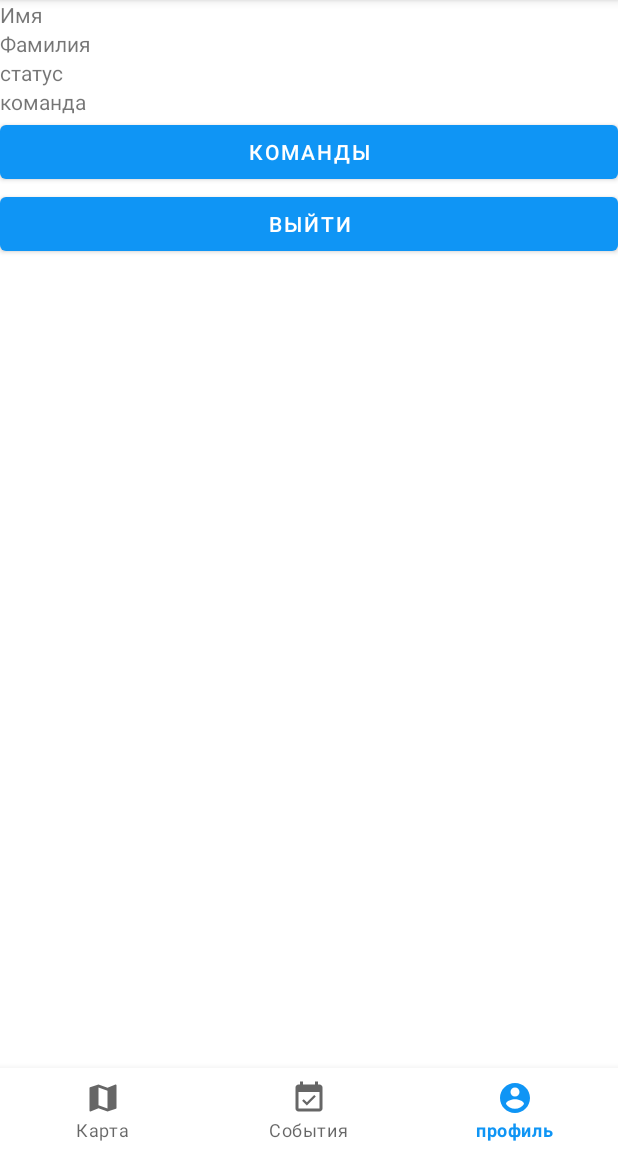
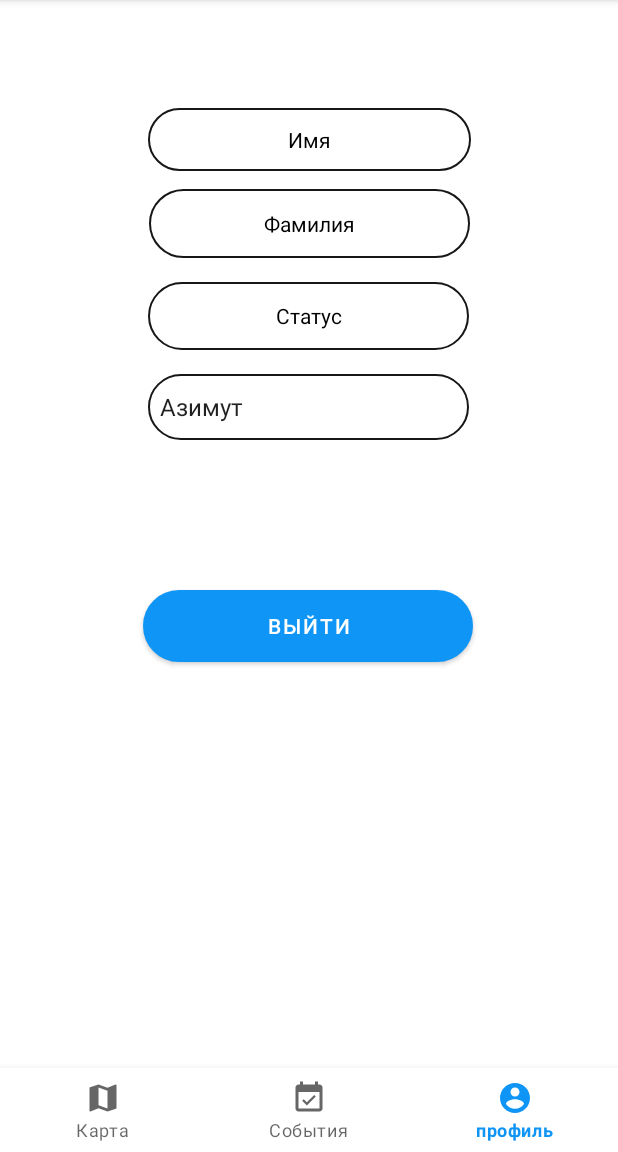
Before and after one commit to Nthcrjk/GoogleMaps, an Android app: the screen it shows after launch once a user with an empty profile is signed in (MainActivity), item 3 of the bottom bar chosen, on a phone screen of 412 x 824 dp, the part 84-1236 px from its top. Run offline under Robolectric (Android 15) with nearby library versions, the phone set to English and light mode, and no system bars; our stand-ins replace Firebase (no records; nobody signed in at launch, a user with empty details on screens opened directly); libraries missing offline, so code that uses them is left out: moxy.ktx.moxyPresenter; 1 statement that could not run was skipped.

Commit message:
Как угодно

```diff
--- a/app/build.gradle
+++ b/app/build.gradle
@@ -57,6 +57,7 @@ dependencies {
 
     implementation 'com.google.maps:google-maps-services:0.2.4'
     implementation 'com.google.android.gms:play-services-maps:17.0.1'
+    implementation 'com.google.android.gms:play-services-location:18.0.0'
 
     implementation 'org.slf4j:slf4j-nop:1.7.25'
 
--- a/app/src/main/java/com/example/googlemaps/ui/event/adapters/EventAdapter.kt
+++ b/app/src/main/java/com/example/googlemaps/ui/event/adapters/EventAdapter.kt
@@ -36,9 +36,6 @@ class EventAdapter(listener: EventAdapterListener, states: ArrayList<RoadItem>):
         holder.itemView.setOnClickListener {
             (context as BottomNavigationListener).selectTab(R.id.navigation_home, state)
         }
-        holder.deleteIcon.setOnClickListener {
-            listener.removeRoadFromDB()
-        }
     }
 
     override fun getItemCount(): Int {
@@ -47,6 +44,6 @@ class EventAdapter(listener: EventAdapterListener, states: ArrayList<RoadItem>):
 
     class ViewHolder(itemView: View): RecyclerView.ViewHolder(itemView){
         val nameOfEvent: TextView = itemView.event_name
-        val deleteIcon: ImageView = itemView.delete_icon
+
     }
 }
--- a/app/src/main/java/com/example/googlemaps/ui/mainMap/fragments/MainMapFragment.kt
+++ b/app/src/main/java/com/example/googlemaps/ui/mainMap/fragments/MainMapFragment.kt
@@ -1,6 +1,7 @@
 package com.example.googlemaps.ui.mainMap.fragments
 
 import android.Manifest
+import android.content.Context
 import android.content.pm.PackageManager
 import android.graphics.Color
 import android.location.Location
@@ -22,12 +23,15 @@ import com.example.googlemaps.ui.mainMap.presenters.MainMapPresenter
 import com.example.googlemaps.ui.mainMap.view.BeautyTimePickerDialogListener
 import com.example.googlemaps.ui.mainMap.view.MainMapView
 import com.example.googlemaps.ui.mainMap.view.SaveRoadDialogListener
+import com.google.android.gms.location.FusedLocationProviderClient
+import com.google.android.gms.location.LocationServices
 
 import com.google.android.gms.maps.CameraUpdateFactory
 import com.google.android.gms.maps.GoogleMap
 import com.google.android.gms.maps.OnMapReadyCallback
 import com.google.android.gms.maps.SupportMapFragment
 import com.google.android.gms.maps.model.*
+import com.google.android.gms.tasks.Task
 import kotlinx.android.synthetic.main.fragment_main_map.view.*
 import moxy.MvpAppCompatFragment
 import moxy.ktx.moxyPresenter
@@ -43,6 +47,10 @@ class MainMapFragment constructor() : MvpAppCompatFragment(), OnMapReadyCallback
     private var locationPermissionGranted = false
     private var lastKnownLocation: Location? = null
     private var roadItem: RoadItem? = null
+    private var currentLocation: Location? = null
+    private lateinit var activityContext: Context
+
+    private lateinit var fusedLocationProviderClient: FusedLocationProviderClient
 
     private var beautyListener = object : BeautyTimePickerDialogListener {
         override fun saveRoad(name: String, date: Date, time: Time) {
@@ -68,11 +76,16 @@ class MainMapFragment constructor() : MvpAppCompatFragment(), OnMapReadyCallback
                               savedInstanceState: Bundle?): View? {
         var view = inflater.inflate(R.layout.fragment_main_map, container, false)
 
-        Log.e("gaf", "1")
+        fusedLocationProviderClient = LocationServices.getFusedLocationProviderClient(activity)
+        activityContext = context!!
+
         presenter.getUserStatus()
-
         view.create_transit_button.setOnClickListener {
             presenter.showPoly()
+        }
+
+        view.gps.setOnClickListener {
+            gaf()
         }
 
         view.save_transit_button.setOnClickListener {
@@ -87,6 +100,25 @@ class MainMapFragment constructor() : MvpAppCompatFragment(), OnMapReadyCallback
             .findFragmentById(R.id.map) as SupportMapFragment?
         mapFragment?.getMapAsync(this)
         return view
+    }
+
+    fun gaf(){
+        if (ActivityCompat.checkSelfPermission(
+                        activityContext, Manifest.permission.ACCESS_FINE_LOCATION) != PackageManager.PERMISSION_GRANTED &&
+                ActivityCompat.checkSelfPermission(activityContext, Manifest.permission.ACCESS_COARSE_LOCATION) != PackageManager.PERMISSION_GRANTED) {
+                    ActivityCompat.requestPermissions(activity!!, arrayOf(Manifest.permission.ACCESS_FINE_LOCATION), 101)
+            return
+        }
+        var task: Task<Location> = fusedLocationProviderClient.lastLocation
+        task.addOnSuccessListener {
+            if (it != null){
+                currentLocation = it
+                Log.e("gaf", currentLocation?.latitude.toString() + currentLocation?.longitude.toString())
+                map?.isMyLocationEnabled = true
+
+                currentLocation?.let { getDeviceLocation(it) }
+            }
+        }
     }
 
     override fun onSaveInstanceState(outState: Bundle) {
@@ -161,11 +193,22 @@ class MainMapFragment constructor() : MvpAppCompatFragment(), OnMapReadyCallback
         }
     }
 
+    private fun getDeviceLocation(place: Location) {
+        try {
+            map?.moveCamera(
+                    CameraUpdateFactory
+                            .newLatLngZoom(LatLng(place.latitude, place.longitude), DEFAULT_ZOOM.toFloat()))
+            map?.uiSettings?.isMyLocationButtonEnabled = false
+        } catch (e: SecurityException) {
+            Log.e("Exception: %s", e.message, e)
+        }
+    }
+
     private fun getLocationPermission() {
         if (ContextCompat.checkSelfPermission((context as MainActivity).applicationContext,
                 Manifest.permission.ACCESS_FINE_LOCATION)
             == PackageManager.PERMISSION_GRANTED) {
-            locationPermissionGranted = true
+
         } else {
             ActivityCompat.requestPermissions(context as MainActivity, arrayOf(Manifest.permission.ACCESS_FINE_LOCATION),
                 PERMISSIONS_REQUEST_ACCESS_FINE_LOCATION)
@@ -227,4 +270,5 @@ class MainMapFragment constructor() : MvpAppCompatFragment(), OnMapReadyCallback
         presenter.line = null
     }
 
+
 }
--- a/app/src/main/java/com/example/googlemaps/ui/mainMap/presenters/MainMapPresenter.kt
+++ b/app/src/main/java/com/example/googlemaps/ui/mainMap/presenters/MainMapPresenter.kt
@@ -61,4 +61,6 @@ class MainMapPresenter(): BasePresenter<MainMapView>() {
     fun showPoly(){
         viewState.showPolyLines(markers)
     }
+
+
 }
--- a/app/src/main/java/com/example/googlemaps/ui/profile/fragments/ProfileFragment.kt
+++ b/app/src/main/java/com/example/googlemaps/ui/profile/fragments/ProfileFragment.kt
@@ -44,7 +44,7 @@ class ProfileFragment : MvpAppCompatFragment(), ProfileView {
     override fun setUsersFields(user: User) {
         view?.name?.text = user.name
         view?.second_name?.text = user.secondName
-
+        view?.role?.text = user.org
     }
 
 }
--- /dev/null
+++ b/app/src/main/res/drawable-v24/back.xml
@@ -0,0 +1,6 @@
+<?xml version="1.0" encoding="utf-8"?>
+<shape xmlns:android="http://schemas.android.com/apk/res/android" android:shape="rectangle" >
+    <solid android:color="@android:color/transparent" />
+    <stroke android:width="1dip" android:color="#171717"/>
+    <corners android:radius="24dp" />
+</shape>
--- a/app/src/main/res/layout/fragment_event.xml
+++ b/app/src/main/res/layout/fragment_event.xml
@@ -7,7 +7,6 @@
 
     <androidx.recyclerview.widget.RecyclerView
         android:id="@+id/road_list"
-        android:layout_width="wrap_content"
-        android:layout_height="match_parent"
-        android:layout_gravity="right" />
+        android:layout_width="match_parent"
+        android:layout_height="match_parent" />
 </FrameLayout>
--- a/app/src/main/res/layout/fragment_profile.xml
+++ b/app/src/main/res/layout/fragment_profile.xml
@@ -1,48 +1,77 @@
 <?xml version="1.0" encoding="utf-8"?>
-<LinearLayout xmlns:android="http://schemas.android.com/apk/res/android"
+<androidx.constraintlayout.widget.ConstraintLayout xmlns:android="http://schemas.android.com/apk/res/android"
+    xmlns:app="http://schemas.android.com/apk/res-auto"
     xmlns:tools="http://schemas.android.com/tools"
+    android:id="@+id/linearLayout"
     android:layout_width="match_parent"
     android:layout_height="match_parent"
-    android:orientation="vertical"
-    tools:context=".ui.profile.fragments.ProfileFragment" >
+    tools:context=".ui.profile.fragments.ProfileFragment">
 
 
     <TextView
         android:id="@+id/name"
-        android:layout_width="match_parent"
-        android:layout_height="wrap_content"
-        android:text="Имя" />
+        android:layout_width="215dp"
+        android:layout_height="42dp"
+        android:layout_marginTop="72dp"
+        android:background="@drawable/back"
+        android:gravity="center"
+        android:text="Имя"
+        android:textColor="@color/black"
+        app:layout_constraintEnd_toEndOf="parent"
+        app:layout_constraintStart_toStartOf="parent"
+        app:layout_constraintTop_toTopOf="parent" />
 
     <TextView
         android:id="@+id/second_name"
-        android:layout_width="match_parent"
-        android:layout_height="wrap_content"
-        android:text="Фамилия" />
+        android:layout_width="214dp"
+        android:layout_height="46dp"
+        android:layout_marginTop="12dp"
+        android:background="@drawable/back"
+        android:gravity="center"
+        android:text="Фамилия"
+        android:textColor="@color/black"
+        app:layout_constraintEnd_toEndOf="parent"
+        app:layout_constraintStart_toStartOf="parent"
+        app:layout_constraintTop_toBottomOf="@+id/name" />
 
     <TextView
         android:id="@+id/role"
-        android:layout_width="match_parent"
-        android:layout_height="wrap_content"
-        android:text="статус" />
+        android:layout_width="214dp"
+        android:layout_height="45dp"
+        android:layout_marginTop="16dp"
+        android:background="@drawable/back"
+        android:gravity="center"
+        android:text="Cтатус"
+        android:textColor="@color/black"
+        app:layout_constraintEnd_toEndOf="parent"
+        app:layout_constraintHorizontal_bias="0.497"
+        app:layout_constraintStart_toStartOf="parent"
+        app:layout_constraintTop_toBottomOf="@+id/second_name" />
 
-    <TextView
-        android:id="@+id/teams"
-        android:layout_width="match_parent"
-        android:layout_height="wrap_content"
-        android:text="команда" />
-
-
-    <Button
-        android:id="@+id/button"
-        android:layout_width="match_parent"
-        android:layout_height="wrap_content"
-        android:text="команды" />
+    <Spinner
+        android:id="@+id/spinner"
+        android:layout_width="214dp"
+        android:layout_height="44dp"
+        android:layout_marginTop="16dp"
+        android:background="@drawable/back"
+        android:entries="@array/teams"
+        android:gravity="center"
+        app:layout_constraintEnd_toEndOf="parent"
+        app:layout_constraintHorizontal_bias="0.497"
+        app:layout_constraintStart_toStartOf="parent"
+        app:layout_constraintTop_toBottomOf="@+id/role" />
 
     <Button
         android:id="@+id/sign_out_btn"
-        android:layout_width="match_parent"
+        android:layout_width="220dp"
         android:layout_height="wrap_content"
-        android:text="выйти" />
+        android:layout_marginTop="100dp"
+        android:background="@drawable/my_buttons"
+        android:text="выйти"
+        app:layout_constraintEnd_toEndOf="parent"
+        app:layout_constraintHorizontal_bias="0.497"
+        app:layout_constraintStart_toStartOf="parent"
+        app:layout_constraintTop_toBottomOf="@+id/spinner" />
 
 
-</LinearLayout>
+</androidx.constraintlayout.widget.ConstraintLayout>
--- a/app/src/main/res/values/strings.xml
+++ b/app/src/main/res/values/strings.xml
@@ -3,4 +3,11 @@
     <string name="google_maps_key">AIzaSyAD7JHmomBkwJ3jlon3BYsf0PqbuTstmPE</string>
     <!-- TODO: Remove or change this placeholder text -->
     <string name="hello_blank_fragment">Hello blank fragment</string>
+    <string-array name="teams">
+        <item>Азимут</item>
+        <item>СДЮШОР</item>
+        <item>Перевал</item>
+        <item>Береславка</item>
+        <item>Vento</item>
+    </string-array>
 </resources>
```
Also changed, not shown: app/src/main/res/layout/road_item.xml (+68 -38 lines).
